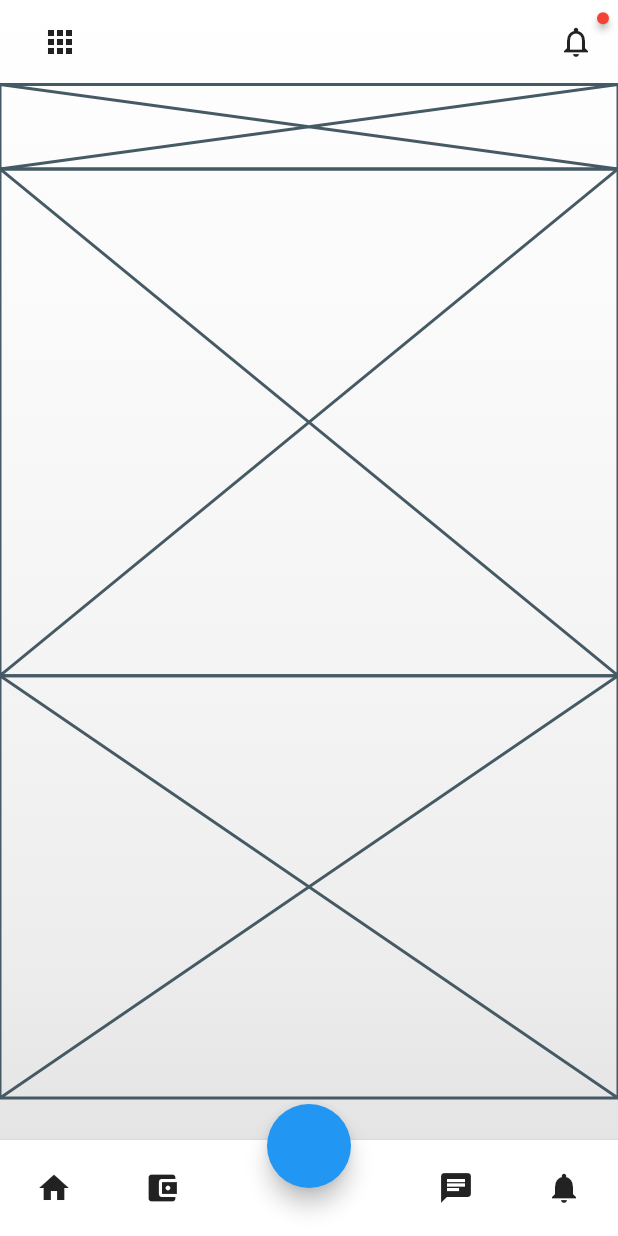
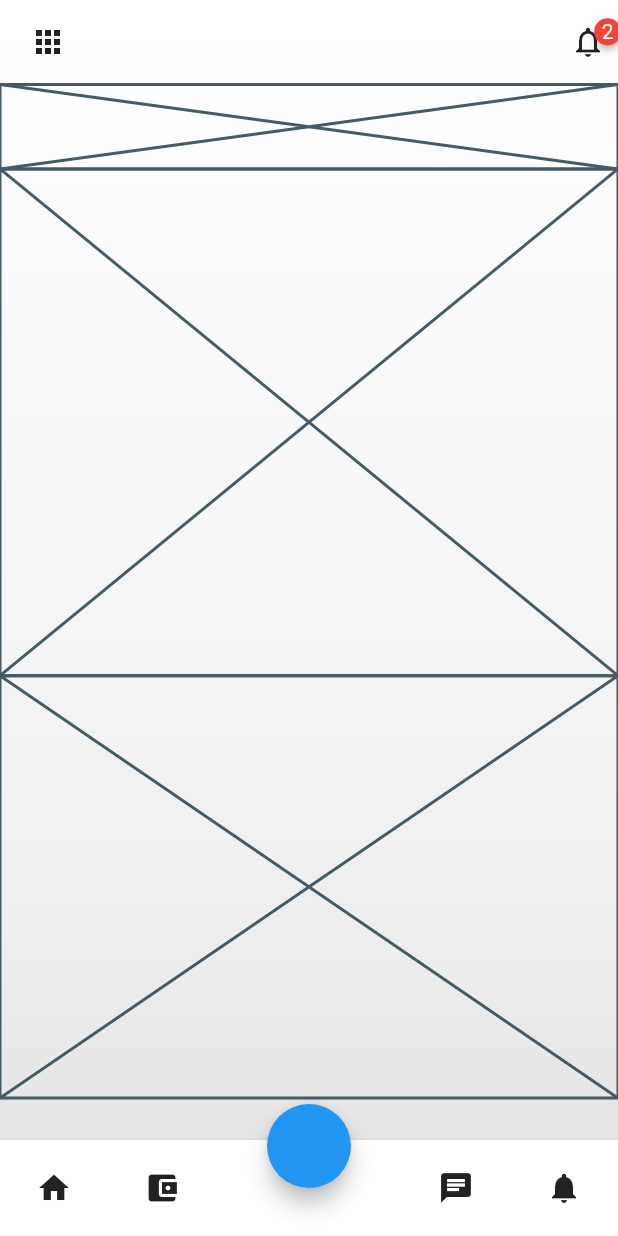
Before and after one commit to JAICHANGPARK/flutter_notebook_11th_story, a Flutter app: the screen it shows after launch, on a phone screen of 412 x 824 dp. Run offline on Flutter 3.47's test engine with Material 2 defaults, Android fonts, the phone set to English and light mode, and no system bars; drawn by our look-alikes of badges; our stand-ins replace backdrop, flutter_inner_drawer, flutter_slidable, flutter_swiper, google_fonts.

Commit message:
Update real_estate_home_page.dart

```diff
--- a/lib/ep731_real_estate_app/ui/real_estate_home_page.dart
+++ b/lib/ep731_real_estate_app/ui/real_estate_home_page.dart
@@ -81,7 +81,7 @@ class _RealEstateHomePageState extends State<RealEstateHomePage> {
                 child: Column(
                   children: [
                     Expanded(child: Padding(
-                      padding: const EdgeInsets.symmetric(horizontal: 16),
+                      padding: const EdgeInsets.symmetric(horizontal: 8),
                       child: Row(
                         mainAxisAlignment: MainAxisAlignment.spaceBetween,
                         children: [
@@ -89,7 +89,9 @@ class _RealEstateHomePageState extends State<RealEstateHomePage> {
 
                           Badge(
                             child: Icon(Icons.notifications_none,),
-                            padding: EdgeInsets.all(4),
+                            badgeContent: Text("2", style: TextStyle(
+                              color: Colors.white
+                            ),),
                           ),
                         ],
                       ),
```
